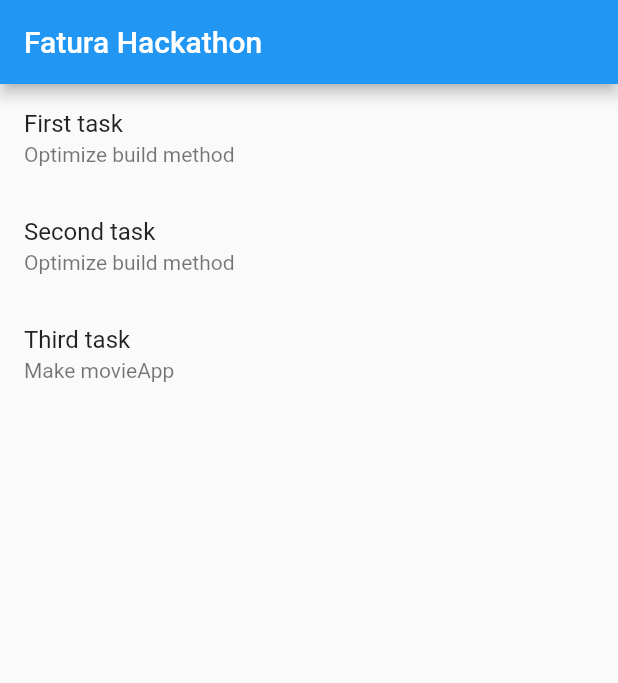
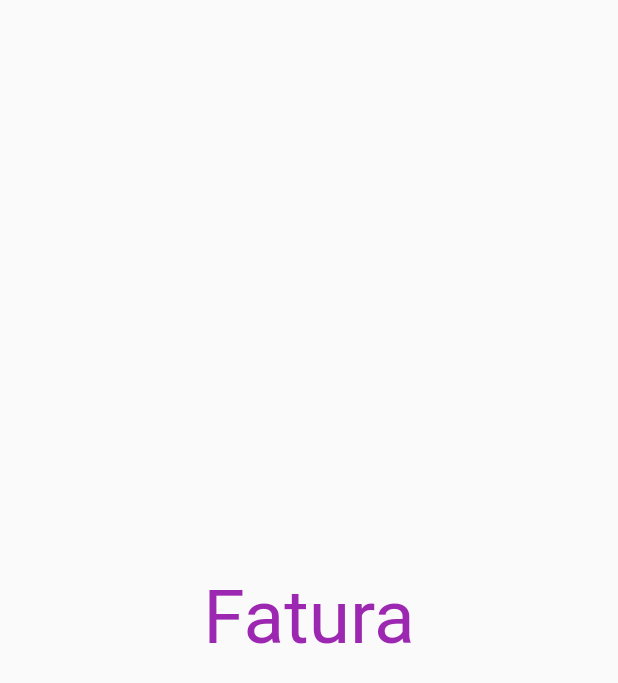
Before and after one commit to ahmed3ssem/Ahmed-Assem, a Flutter app: the first screen one second after launch, on a phone screen of 412 x 824 dp. Shown: the top 683 px of the screen. Run offline on Flutter 3.47's test engine with Material 2 defaults, Android fonts, the phone set to English and light mode, and no system bars; drawn by our look-alikes of animated_text_kit; our stand-ins replace cached_network_image, connectivity, easy_localization, shared_preferences, sqflite; accounts and stored records are empty; Roboto replaces fonts that are missing (Horizon).

Commit message:
Add Splash Screen

```diff
--- a/lib/main.dart
+++ b/lib/main.dart
@@ -1,5 +1,6 @@
 import 'package:flutter/material.dart';
 import 'package:hackathon_fatura/provider/movie_Provider.dart';
+import 'package:hackathon_fatura/spalsh_screen.dart';
 import 'package:hackathon_fatura/task.dart';
 import 'package:hackathon_fatura/tasks/first_task/first_task_screen.dart';
 import 'package:hackathon_fatura/tasks/second_task/second_task_screen.dart';
@@ -36,7 +37,7 @@ class MyApp extends StatelessWidget {
           primarySwatch: Colors.blue,
         ),
         debugShowCheckedModeBanner: false,
-        home: MyHomePage(),
+        home: SplashScreen(),
         localizationsDelegates: context.localizationDelegates,
         supportedLocales: context.supportedLocales,
         locale: context.locale,
--- /dev/null
+++ b/lib/spalsh_screen.dart
@@ -0,0 +1,54 @@
+import 'package:animated_text_kit/animated_text_kit.dart';
+import 'package:flutter/material.dart';
+import 'main.dart';
+
+class SplashScreen extends StatefulWidget {
+  const SplashScreen({Key? key}) : super(key: key);
+
+  @override
+  _SplashScreenState createState() => _SplashScreenState();
+}
+
+class _SplashScreenState extends State<SplashScreen> {
+
+  final colorizeColors = [
+    Colors.purple,
+    Colors.blue,
+    Colors.yellow,
+    Colors.red,
+  ];
+
+  final colorizeTextStyle = TextStyle(
+    fontSize: 50.0,
+    fontFamily: 'Horizon',
+  );
+
+  @override
+  void initState() {
+    // TODO: implement initState
+    super.initState();
+    Future.delayed(Duration(seconds: 5), () {
+      Navigator.pushReplacement(context, MaterialPageRoute(builder: (context) => MyHomePage(),));
+    });
+  }
+  @override
+  Widget build(BuildContext context) {
+    return Scaffold(
+      body: Center(
+        child: AnimatedTextKit(
+          animatedTexts: [
+            ColorizeAnimatedText(
+              'Fatura',
+              textStyle: colorizeTextStyle,
+              colors: colorizeColors,
+            ),
+          ],
+          isRepeatingAnimation: true,
+          onTap: () {
+            print("Tap Event");
+          },
+        ),
+      )
+    );
+  }
+}
--- a/pubspec.yaml
+++ b/pubspec.yaml
@@ -29,6 +29,7 @@ dependencies:
   connectivity: ^3.0.6
   shared_preferences: ^2.0.6
   provider: ^6.0.0
+  animated_text_kit: ^4.2.1
 
   # The following adds the Cupertino Icons font to your application.
   # Use with the CupertinoIcons class for iOS style icons.
--- a/resources/ar-AR.json
+++ b/resources/ar-AR.json
@@ -2,5 +2,7 @@
   "popular": "شائع",
   "topRated": "أعلى التقييمات",
   "favourite" : "المفضلة",
-  "noInternetConnection": "لا يوجد اتصال بالإنترنت"
+  "noInternetConnection": "لا يوجد اتصال بالإنترنت",
+  "failedToLoad" : "فشل في التحميل",
+  "ok": "موافق"
 }
--- a/resources/en-EN.json
+++ b/resources/en-EN.json
@@ -2,5 +2,7 @@
   "popular": "POPULAR",
   "topRated": "TOP RATED",
   "favourite" : "FAVOURITE",
-  "noInternetConnection": "No Internet Connection"
+  "noInternetConnection": "No Internet Connection",
+  "failedToLoad": "Failed To Load",
+  "ok": "OK"
 }
```
Also changed, not shown: lib/widget/movie_widget.dart (+17 -0 lines), pubspec.lock.
